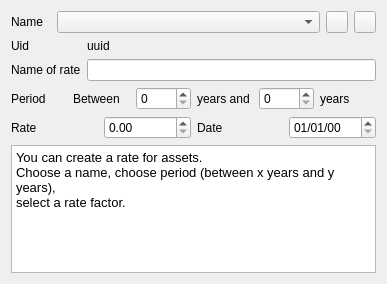
FreeHealth/freehealth, file plugins/accountplugin/preferences/assetsratespage.ui: the form before one commit.
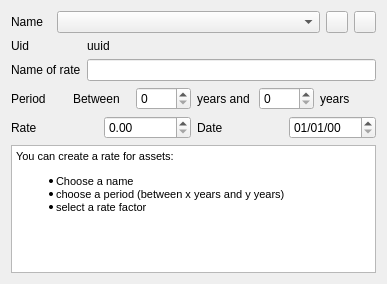
The form after the commit.

Commit message: better formatting of hint

```diff
--- a/plugins/accountplugin/preferences/assetsratespage.ui
+++ b/plugins/accountplugin/preferences/assetsratespage.ui
@@ -213,10 +213,11 @@
       <string>&lt;!DOCTYPE HTML PUBLIC &quot;-//W3C//DTD HTML 4.0//EN&quot; &quot;http://www.w3.org/TR/REC-html40/strict.dtd&quot;&gt;
 &lt;html&gt;&lt;head&gt;&lt;meta name=&quot;qrichtext&quot; content=&quot;1&quot; /&gt;&lt;style type=&quot;text/css&quot;&gt;
 p, li { white-space: pre-wrap; }
-&lt;/style&gt;&lt;/head&gt;&lt;body style=&quot; font-family:'Lucida Grande'; font-size:13pt; font-weight:400; font-style:normal;&quot;&gt;
-&lt;p style=&quot; margin-top:0px; margin-bottom:0px; margin-left:0px; margin-right:0px; -qt-block-indent:0; text-indent:0px;&quot;&gt;&lt;span style=&quot; font-family:'Sans'; font-size:10pt;&quot;&gt;You can create a rate for assets.&lt;/span&gt;&lt;/p&gt;
-&lt;p style=&quot; margin-top:0px; margin-bottom:0px; margin-left:0px; margin-right:0px; -qt-block-indent:0; text-indent:0px;&quot;&gt;&lt;span style=&quot; font-family:'Sans'; font-size:10pt;&quot;&gt;Choose a name, choose period (between x years and y years),&lt;/span&gt;&lt;/p&gt;
-&lt;p style=&quot; margin-top:0px; margin-bottom:0px; margin-left:0px; margin-right:0px; -qt-block-indent:0; text-indent:0px;&quot;&gt;&lt;span style=&quot; font-family:'Sans'; font-size:10pt;&quot;&gt;select a rate factor.&lt;/span&gt;&lt;/p&gt;&lt;/body&gt;&lt;/html&gt;</string>
+&lt;/style&gt;&lt;/head&gt;&lt;body style=&quot; font-family:'Ubuntu'; font-size:8pt; font-weight:400; font-style:normal;&quot;&gt;
+&lt;p style=&quot; margin-top:12px; margin-bottom:12px; margin-left:0px; margin-right:0px; -qt-block-indent:0; text-indent:0px;&quot;&gt;You can create a rate for assets:&lt;/p&gt;
+&lt;ul style=&quot;margin-top: 0px; margin-bottom: 0px; margin-left: 0px; margin-right: 0px; -qt-list-indent: 1;&quot;&gt;&lt;li style=&quot; margin-top:12px; margin-bottom:0px; margin-left:0px; margin-right:0px; -qt-block-indent:0; text-indent:0px;&quot;&gt;Choose a name&lt;/li&gt;
+&lt;li style=&quot; margin-top:0px; margin-bottom:0px; margin-left:0px; margin-right:0px; -qt-block-indent:0; text-indent:0px;&quot;&gt;choose a period (between x years and y years)&lt;/li&gt;
+&lt;li style=&quot; margin-top:0px; margin-bottom:12px; margin-left:0px; margin-right:0px; -qt-block-indent:0; text-indent:0px;&quot;&gt;select a rate factor&lt;/li&gt;&lt;/ul&gt;&lt;/body&gt;&lt;/html&gt;</string>
      </property>
     </widget>
    </item>
```
